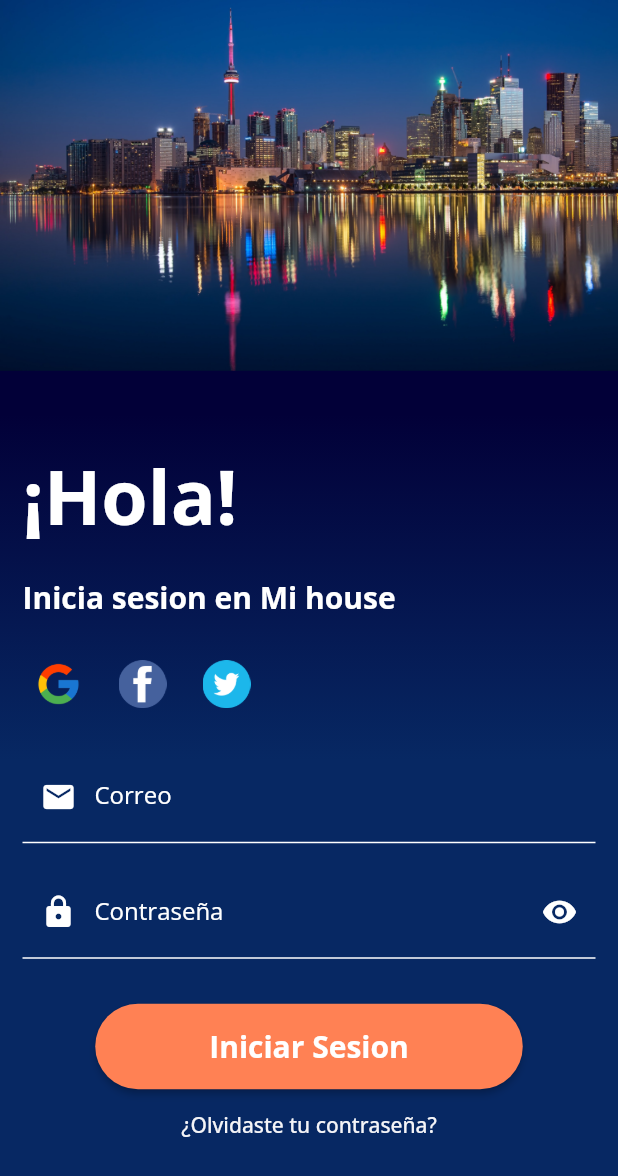
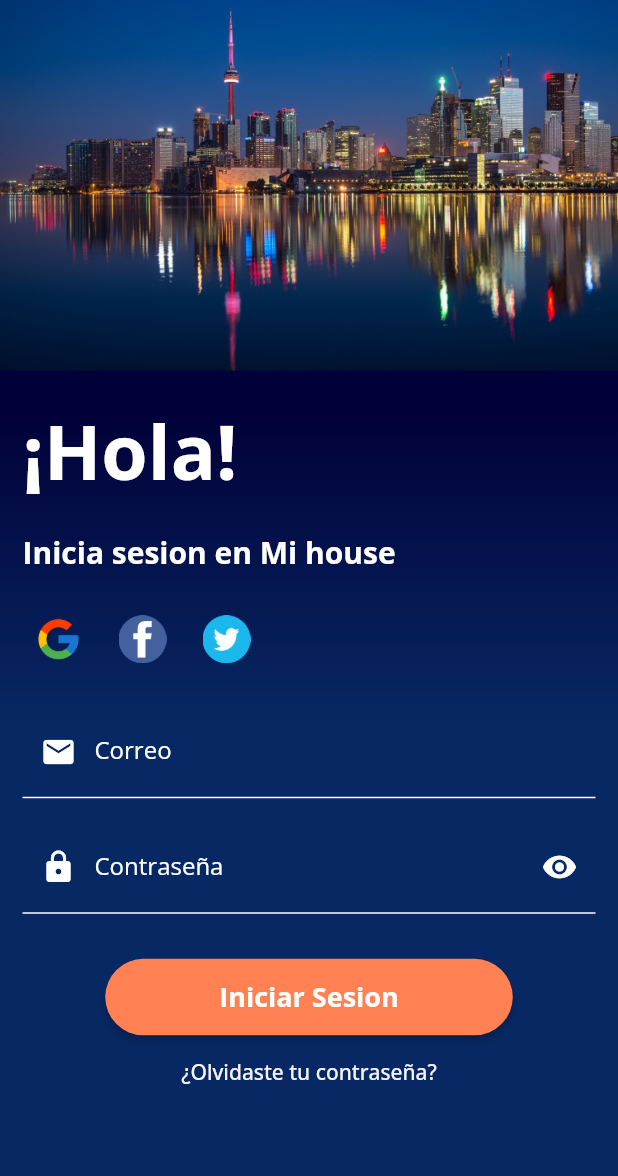
Before and after one commit to nestorsgarzonc/mi_house, a Flutter app: the LoginScreen screen opened by its route, on a phone screen of 412 x 824 dp. Shown: the top 1176 px of the screen. Run offline on Flutter 3.47's test engine with Material 2 defaults, Android fonts, the phone set to English and light mode, and no system bars; our stand-ins replace get_it, google_fonts, hive, hive_flutter; accounts and stored records are empty.

Commit message:
login final

```diff
--- a/lib/screens/auth/login_screen.dart
+++ b/lib/screens/auth/login_screen.dart
@@ -2,6 +2,8 @@ import 'dart:ui';
 
 import 'package:flutter/material.dart';
 import 'package:mi_house/core/modals/modals.dart';
+import 'package:mi_house/widgets/image_back_login.dart';
+import 'package:mi_house/widgets/label_login.dart';
 import 'package:mi_house/core/validators/text_validators.dart';
 import 'package:mi_house/features/auth/auth_provider.dart';
 import 'package:mi_house/features/auth/models/login_model.dart';
@@ -26,41 +28,19 @@ class _LoginScreenState extends State<LoginScreen> {
   Widget build(BuildContext context) {
     final size = MediaQuery.of(context).size;
     return Scaffold(
-      body: SingleChildScrollView(
-        // padding: EdgeInsets.symmetric(horizontal: 10.0, vertical: 20.0),
-        child: Form(
-          key: _formController,
+      backgroundColor: Color(0xff072863),
+      body: Stack(
+        children: <Widget>[
+          SingleChildScrollView(
             child: Column(
-            children: [
+              children: <Widget>[
+                Imageback(size: size),
                 Container(
-                width: double.infinity,
-                height: size.height * 0.3,
-                decoration: BoxDecoration(
-                  image: DecorationImage(
-                    image:
-                        ExactAssetImage('assets/images/login/backmihousee.png'),
-                    fit: BoxFit.cover,
+                  width: size.width,
+                  margin: EdgeInsets.symmetric(
+                    vertical: 0.0,
                   ),
-                ),
-                child: Container(
-                  decoration: BoxDecoration(
-                    gradient: LinearGradient(
-                      begin: FractionalOffset.bottomRight,
-                      end: FractionalOffset.topRight,
-                      stops: [
-                        0.0,
-                        0.0,
-                      ],
-                      colors: [
-                        Color(0xff020038),
-                        Colors.blueAccent.withOpacity(0.0),
-                      ],
-                    ),
-                  ),
-                ),
-              ),
-              Container(
-                padding: EdgeInsets.symmetric(horizontal: 15.0, vertical: 10.0),
+                  padding: EdgeInsets.only(top: 20.0, bottom: 31, left: 15.0, right: 15.0),
                   decoration: BoxDecoration(
                     gradient: LinearGradient(
                       begin: Alignment.topRight,
@@ -74,36 +54,17 @@ class _LoginScreenState extends State<LoginScreen> {
                       ],
                     ),
                   ),
-                height: size.height * 0.7,
                   child: Column(
                     mainAxisAlignment: MainAxisAlignment.center,
                     children: <Widget>[
-                    Row(
-                      children: [
-                        Text(
-                          '¡Hola!',
-                          style: TextStyle(
-                              fontSize: 50.0,
-                              color: Colors.white,
-                              fontWeight: FontWeight.bold),
-                        ),
-                      ],
-                    ),
-                    SizedBox(height: 20.0),
-                    Row(
-                      children: [
-                        Text(
-                          'Inicia sesion en Mi house',
-                          style: TextStyle(
-                              fontSize: 20.0,
-                              color: Colors.white,
-                              fontWeight: FontWeight.bold),
-                        )
-                      ],
-                    ),
+                      LoginLabel(),
                       SizedBox(height: 20.0),
                       const SocialNetworkIcons(),
                       SizedBox(height: 20.0),
+                      Form(
+                        key: _formController,
+                        child: Column(
+                          children: [
                             TextFormField(
                               controller: _emailController,
                               validator: TextValidators.emailValidator,
@@ -140,9 +101,7 @@ class _LoginScreenState extends State<LoginScreen> {
                                 prefixIcon: const Icon(Icons.lock, color: Colors.white),
                                 suffixIcon: IconButton(
                                     icon: Icon(
-                              _isObscure
-                                  ? Icons.visibility
-                                  : Icons.visibility_off,
+                                      _isObscure ? Icons.visibility : Icons.visibility_off,
                                       color: Colors.white,
                                     ),
                                     onPressed: () {
@@ -162,15 +121,13 @@ class _LoginScreenState extends State<LoginScreen> {
                               ),
                               onPressed: handleOnLogin,
                               child: Container(
-                        padding: EdgeInsets.symmetric(
-                            horizontal: 60.0, vertical: 15.0),
+                                padding: EdgeInsets.symmetric(horizontal: 60.0, vertical: 13.0),
                                 child: isLoading
                                     ? const Center(child: CircularProgressIndicator())
                                     : Text(
                                         'Iniciar Sesion',
-                                style: TextStyle(
-                                    fontSize: 20.0,
-                                    fontWeight: FontWeight.bold),
+                                        style:
+                                            TextStyle(fontSize: 18.0, fontWeight: FontWeight.bold),
                                       ),
                               ),
                             ),
@@ -178,8 +135,7 @@ class _LoginScreenState extends State<LoginScreen> {
                               onPressed: () {},
                               child: Text(
                                 '¿Olvidaste tu contraseña?',
-                        style: TextStyle(
-                            color: Theme.of(context).scaffoldBackgroundColor),
+                                style: TextStyle(color: Theme.of(context).scaffoldBackgroundColor),
                               ),
                             ),
                           ],
@@ -188,6 +144,10 @@ class _LoginScreenState extends State<LoginScreen> {
                     ],
                   ),
                 ),
+              ],
+            ),
+          )
+        ],
       ),
     );
   }
--- /dev/null
+++ b/lib/widgets/image_back_login.dart
@@ -0,0 +1,28 @@
+import 'package:flutter/material.dart';
+
+class Imageback extends StatelessWidget {
+  const Imageback({
+    Key? key,
+    required this.size,
+  }) : super(key: key);
+
+  final Size size;
+
+  @override
+  Widget build(BuildContext context) {
+    return Stack(
+      children: <Widget>[
+        Container(
+          width: double.infinity,
+          height: size.height * 0.3,
+          decoration: BoxDecoration(
+            image: DecorationImage(
+              image: ExactAssetImage('assets/images/login/backmihousee.png'),
+              fit: BoxFit.cover,
+            ),
+          ),
+        )
+      ],
+    );
+  }
+}
--- /dev/null
+++ b/lib/widgets/label_login.dart
@@ -0,0 +1,34 @@
+import 'package:flutter/material.dart';
+
+class LoginLabel extends StatelessWidget {
+  const LoginLabel({
+    Key? key,
+  }) : super(key: key);
+
+  @override
+  Widget build(BuildContext context) {
+    return Column(
+      children: [
+        Row(
+          children: [
+            Text(
+              '¡Hola!',
+              style: TextStyle(
+                  fontSize: 50.0, color: Colors.white, fontWeight: FontWeight.bold),
+            ),
+          ],
+        ),
+        SizedBox(height: 20.0),
+        Row(
+          children: [
+            Text(
+              'Inicia sesion en Mi house',
+              style: TextStyle(
+                  fontSize: 20.0, color: Colors.white, fontWeight: FontWeight.bold),
+            )
+          ],
+        ),
+      ],
+    );
+  }
+}
```
Lines whose indentation alone changed are shown as unchanged.
